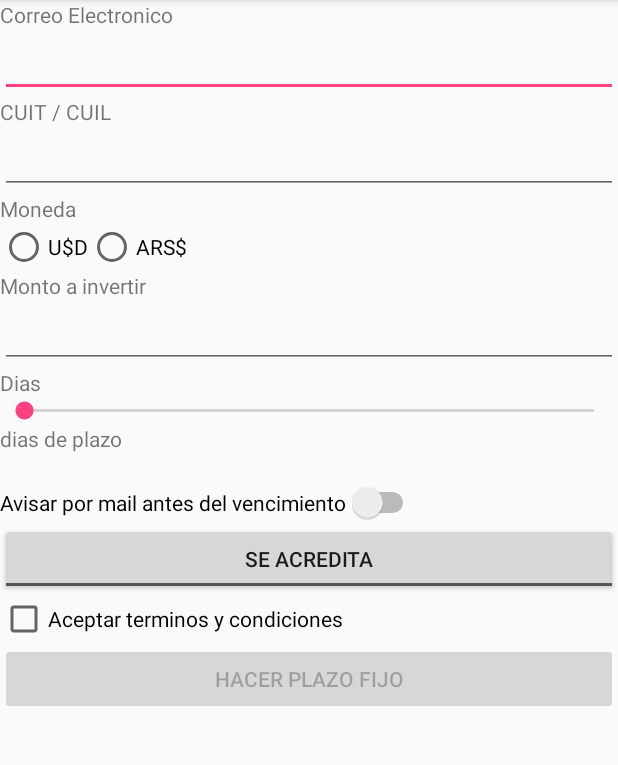
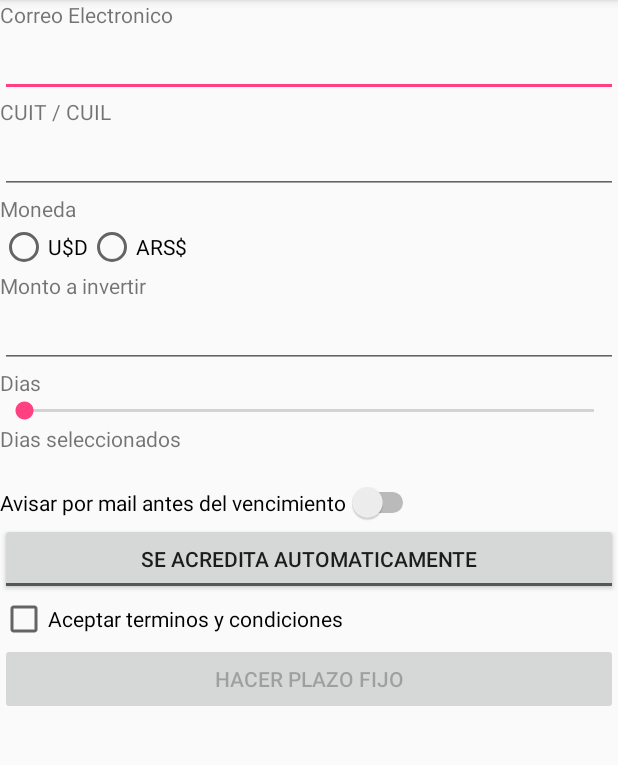
Before and after one commit to farca9/taller-moviles-2k18, an Android app: the screen it shows after launch (MainActivity), on a phone screen of 412 x 824 dp, the part 84-849 px from its top. Run offline under Robolectric (Android 15) with nearby library versions, the phone set to English and light mode, and no system bars.

Commit message:
Casi terminado

```diff
--- a/28-08-2018/app/src/main/java/modelo/Cliente.java
+++ b/28-08-2018/app/src/main/java/modelo/Cliente.java
@@ -20,6 +20,11 @@ public class Cliente {
         this.cuil = cuil;
     }
 
+    public Cliente(String mail, String cuil){
+        this.mail=mail;
+        this.cuil=cuil;
+    }
+
     @Override
     public String toString() {
         return "Cliente{" +
--- a/28-08-2018/app/src/main/res/layout/activity_main.xml
+++ b/28-08-2018/app/src/main/res/layout/activity_main.xml
@@ -88,7 +88,7 @@
             android:id="@+id/tvDiasSeleccionados"
             android:layout_width="match_parent"
             android:layout_height="wrap_content"
-            android:text="@string/term"/>
+            android:text="@string/selectedDays"/>
 
         <TextView
             android:id="@+id/tvIntereses"
--- a/28-08-2018/app/src/main/res/values/strings.xml
+++ b/28-08-2018/app/src/main/res/values/strings.xml
@@ -9,8 +9,15 @@
     <string name="informMail">Avisar por mail antes del vencimiento</string>
     <string name="terms">Aceptar terminos y condiciones</string>
     <string name="AccionVencimientoRenovar">SE RENUEVA</string>
-    <string name="AccionVencimientoAcreditar">SE ACREDITA</string>
+    <string name="AccionVencimientoAcreditar">SE ACREDITA AUTOMATICAMENTE</string>
     <string name="plazoFijo">HACER PLAZO FIJO</string>
     <string name="USD">U$D</string>
     <string name="ARS">ARS$</string>
+    <string name="selectedDays">Dias seleccionados</string>
+    <string name="errorTermsToast">Se deben aceptar los terminos</string>
+    <string name="emptyMail">El mail esta vacio</string>
+    <string name="emptyCuit">El cuit esta vacio</string>
+    <string name="invalidAmount">El monto no es valido</string>
+    <string name="invalidDaysSelected">La cantidad de dias seleccionados no es valida</string>
+    <string name="errorValidationToast">Los datos ingresados no son validos</string>
 </resources>
```
Also changed, not shown: 28-08-2018/app/src/main/java/com/example/facundo/app01/MainActivity.java (+71 -3 lines), 28-08-2018/app/src/main/java/modelo/PlazoFijo.java (+11 -9 lines).
